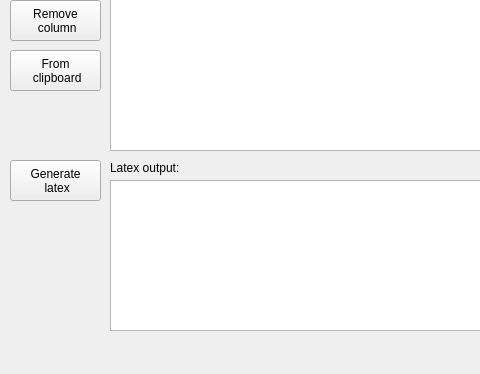
Before: the Qt Designer form latexconvert.ui in jodleif/latexconvert, drawn with Qt 5; both pictures show x 0 to 480 and y 177 to 551 of the 786 by 551 pixel window.
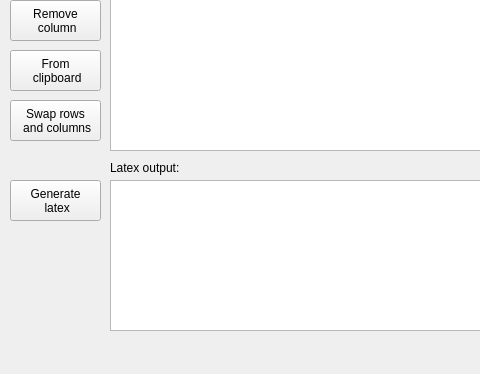
After: the same form once the commit is applied.

```diff
--- a/latexconvert.ui
+++ b/latexconvert.ui
@@ -52,7 +52,7 @@
     <property name="geometry">
      <rect>
       <x>10</x>
-      <y>320</y>
+      <y>340</y>
       <width>91</width>
       <height>41</height>
      </rect>
@@ -153,6 +153,20 @@
  clipboard</string>
     </property>
    </widget>
+   <widget class="QPushButton" name="swap_row_col_button">
+    <property name="geometry">
+     <rect>
+      <x>10</x>
+      <y>260</y>
+      <width>91</width>
+      <height>41</height>
+     </rect>
+    </property>
+    <property name="text">
+     <string>Swap rows
+ and columns</string>
+    </property>
+   </widget>
   </widget>
   <widget class="QMenuBar" name="menuBar">
    <property name="geometry">
```
Left out of the diff: 2 changed lines with no effect on the pictures.
